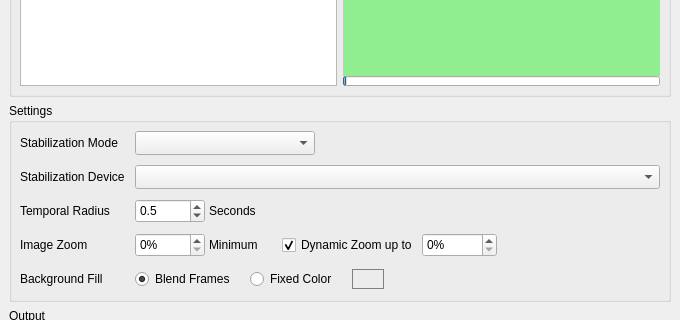
Qt form cuvistaGui/cuvistaGui.ui (RainerMtb/cuvista) before a commit; both pictures show x 0 to 680 and y 266 to 586 of the 680 by 877 pixel window.
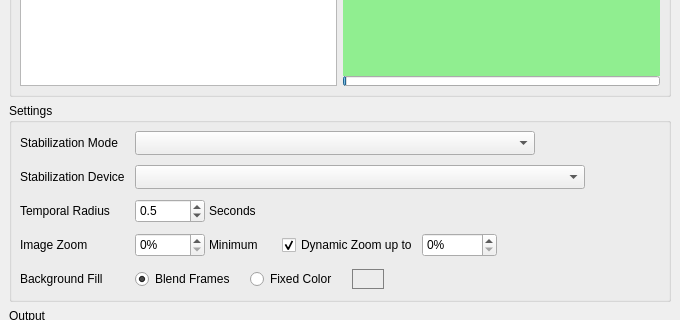
The same form after that commit. Icons and pictures are not drawn. Custom widgets are drawn as their Qt base class.

```diff
--- a/cuvistaGui/cuvistaGui.ui
+++ b/cuvistaGui/cuvistaGui.ui
@@ -275,7 +275,7 @@
          </property>
          <property name="maximumSize">
           <size>
-           <width>16777215</width>
+           <width>450</width>
            <height>16777215</height>
           </size>
          </property>
@@ -521,12 +521,24 @@
        </item>
        <item row="0" column="1">
         <widget class="QComboBox" name="comboMode">
+         <property name="sizePolicy">
+          <sizepolicy hsizetype="MinimumExpanding" vsizetype="Fixed">
+           <horstretch>0</horstretch>
+           <verstretch>0</verstretch>
+          </sizepolicy>
+         </property>
          <property name="minimumSize">
           <size>
            <width>180</width>
            <height>24</height>
           </size>
          </property>
+         <property name="maximumSize">
+          <size>
+           <width>400</width>
+           <height>16777215</height>
+          </size>
+         </property>
         </widget>
        </item>
       </layout>
```
Left out of the diff: 4 changed lines with no effect on the pictures.
